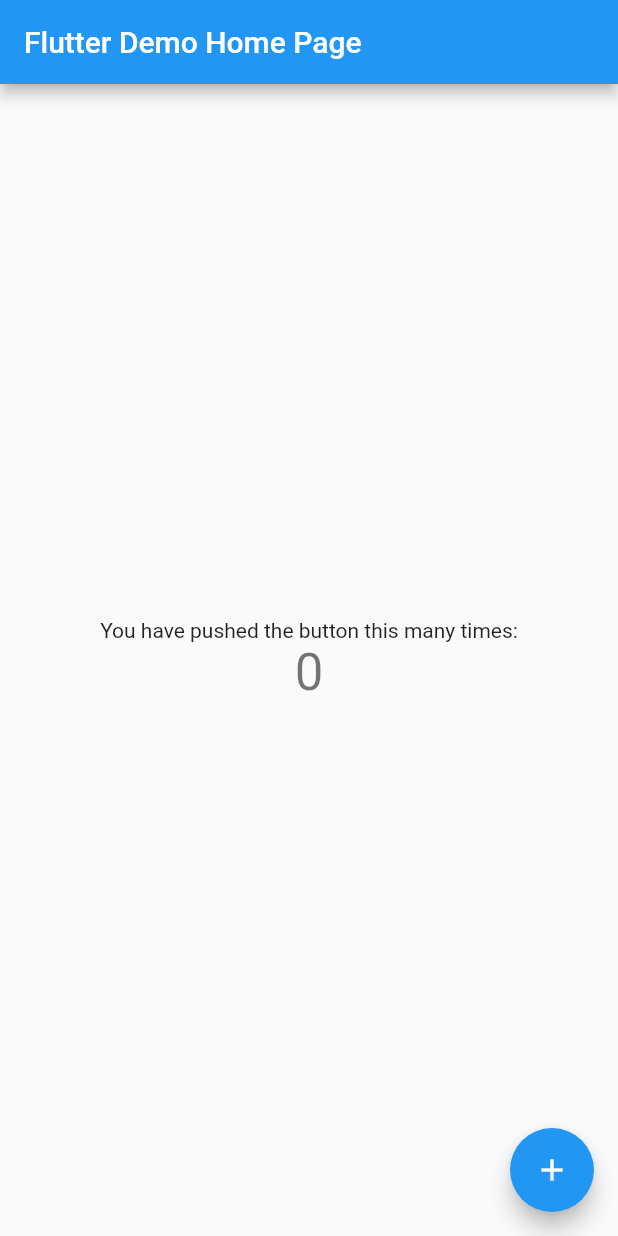
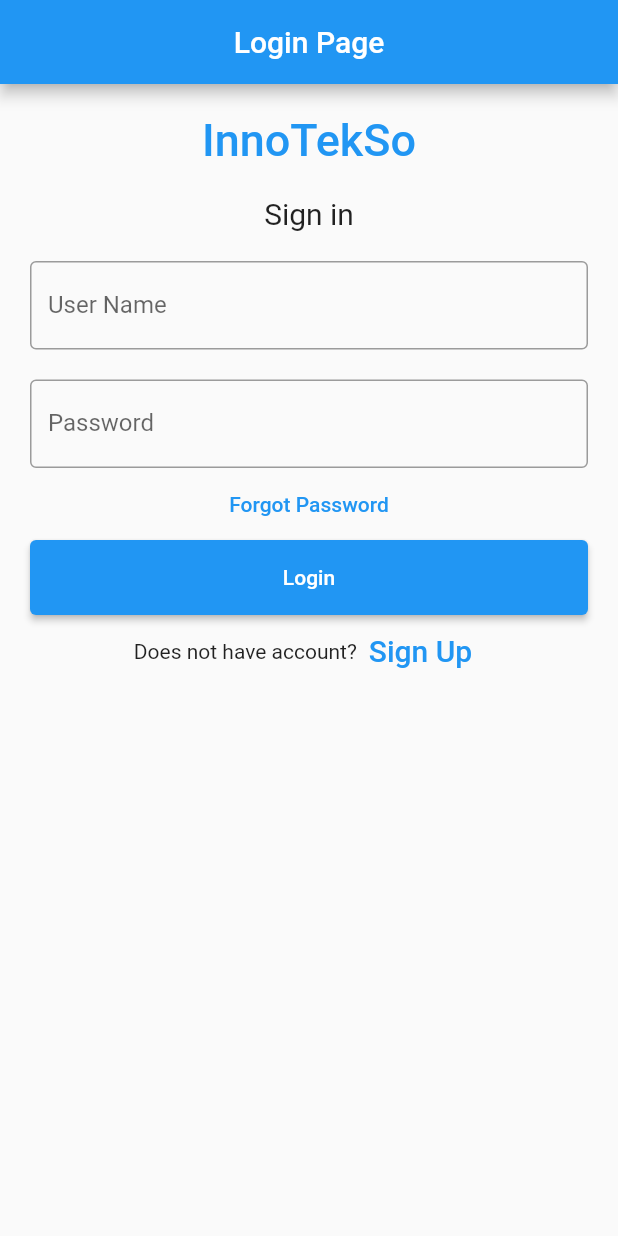
Before and after one commit to PeisoSimone/peiso-simone-module-4, a Flutter app: the screen it shows after launch, on a phone screen of 412 x 824 dp. Run offline on Flutter 3.47's test engine with Material 2 defaults, Android fonts, the phone set to English and light mode, and no system bars; our stand-ins replace video_player.

Commit message:
First Theme

```diff
--- /dev/null
+++ b/mtnapp4/lib/login_screen.dart
@@ -0,0 +1,115 @@
+import 'package:flutter/material.dart';
+import 'package:mtnapp4/dashboard_screen.dart';
+import 'package:mtnapp4/register_screen.dart';
+
+class LoginScreen extends StatelessWidget {
+  const LoginScreen({Key? key}) : super(key: key);
+
+  @override
+  Widget build(BuildContext context) {
+    return Scaffold(
+        appBar: AppBar(
+          title: const Text('Login Page'),
+          centerTitle: true,
+        ),
+        body: const MyStatefulWidget());
+  }
+}
+
+class MyStatefulWidget extends StatefulWidget {
+  const MyStatefulWidget({Key? key}) : super(key: key);
+
+  @override
+  State<MyStatefulWidget> createState() => _MyStatefulWidgetState();
+}
+
+class _MyStatefulWidgetState extends State<MyStatefulWidget> {
+  TextEditingController nameController = TextEditingController();
+  TextEditingController passwordController = TextEditingController();
+
+  get builder => null;
+
+  @override
+  Widget build(BuildContext context) {
+    return Padding(
+        padding: const EdgeInsets.all(10),
+        child: ListView(
+          children: <Widget>[
+            Container(
+                alignment: Alignment.center,
+                padding: const EdgeInsets.all(10),
+                child: const Text(
+                  'InnoTekSo',
+                  style: TextStyle(
+                      color: Colors.blue,
+                      fontWeight: FontWeight.w500,
+                      fontSize: 30),
+                )),
+            Container(
+                alignment: Alignment.center,
+                padding: const EdgeInsets.all(10),
+                child: const Text(
+                  'Sign in',
+                  style: TextStyle(fontSize: 20),
+                )),
+            Container(
+              padding: const EdgeInsets.all(10),
+              child: TextField(
+                controller: nameController,
+                decoration: const InputDecoration(
+                  border: OutlineInputBorder(),
+                  labelText: 'User Name',
+                ),
+              ),
+            ),
+            Container(
+              padding: const EdgeInsets.fromLTRB(10, 10, 10, 0),
+              child: TextField(
+                obscureText: true,
+                controller: passwordController,
+                decoration: const InputDecoration(
+                  border: OutlineInputBorder(),
+                  labelText: 'Password',
+                ),
+              ),
+            ),
+            TextButton(
+              onPressed: () {
+                //forgot password screen
+              },
+              child: const Text(
+                'Forgot Password',
+              ),
+            ),
+            Container(
+                height: 50,
+                padding: const EdgeInsets.fromLTRB(10, 0, 10, 0),
+                child: ElevatedButton(
+                  child: const Text('Login'),
+                  onPressed: () {
+                    Navigator.of(context).push(MaterialPageRoute(
+                        builder: (context) => DashboardScreen()));
+                    print(nameController.text);
+                    print(passwordController.text);
+                  },
+                )),
+            Row(
+              children: <Widget>[
+                const Text('Does not have account?'),
+                TextButton(
+                  child: const Text(
+                    'Sign Up',
+                    style: TextStyle(fontSize: 20),
+                  ),
+                  onPressed: () {
+                    Navigator.of(context).push(MaterialPageRoute(
+                        builder: (context) => RegisterScreen()));
+                  },
+                )
+              ],
+              mainAxisAlignment: MainAxisAlignment.center,
+            ),
+          ],
+        ));
+  }
+}
--- a/mtnapp4/lib/main.dart
+++ b/mtnapp4/lib/main.dart
@@ -1,4 +1,5 @@
 import 'package:flutter/material.dart';
+import 'package:mtnapp4/login_screen.dart';
 
 void main() {
   runApp(const MyApp());
@@ -11,96 +12,12 @@ class MyApp extends StatelessWidget {
   @override
   Widget build(BuildContext context) {
     return MaterialApp(
-      title: 'Flutter Demo',
+      debugShowCheckedModeBanner: false,
+      title: 'InnoTekSo',
       theme: ThemeData(
-        primarySwatch: Colors.blue,
-      ),
-      home: const MyHomePage(title: 'Flutter Demo Home Page'),
+          colorScheme: ColorScheme.fromSwatch(primarySwatch: Colors.blue)
+              .copyWith(secondary: Colors.amberAccent)),
+      home: const LoginScreen(),
     );
   }
 }
-
-class MyHomePage extends StatefulWidget {
-  const MyHomePage({Key? key, required this.title}) : super(key: key);
-
-  // This widget is the home page of your application. It is stateful, meaning
-  // that it has a State object (defined below) that contains fields that affect
-  // how it looks.
-
-  // This class is the configuration for the state. It holds the values (in this
-  // case the title) provided by the parent (in this case the App widget) and
-  // used by the build method of the State. Fields in a Widget subclass are
-  // always marked "final".
-
-  final String title;
-
-  @override
-  State<MyHomePage> createState() => _MyHomePageState();
-}
-
-class _MyHomePageState extends State<MyHomePage> {
-  int _counter = 0;
-
-  void _incrementCounter() {
-    setState(() {
-      // This call to setState tells the Flutter framework that something has
-      // changed in this State, which causes it to rerun the build method below
-      // so that the display can reflect the updated values. If we changed
-      // _counter without calling setState(), then the build method would not be
-      // called again, and so nothing would appear to happen.
-      _counter++;
-    });
-  }
-
-  @override
-  Widget build(BuildContext context) {
-    // This method is rerun every time setState is called, for instance as done
-    // by the _incrementCounter method above.
-    //
-    // The Flutter framework has been optimized to make rerunning build methods
-    // fast, so that you can just rebuild anything that needs updating rather
-    // than having to individually change instances of widgets.
-    return Scaffold(
-      appBar: AppBar(
-        // Here we take the value from the MyHomePage object that was created by
-        // the App.build method, and use it to set our appbar title.
-        title: Text(widget.title),
-      ),
-      body: Center(
-        // Center is a layout widget. It takes a single child and positions it
-        // in the middle of the parent.
-        child: Column(
-          // Column is also a layout widget. It takes a list of children and
-          // arranges them vertically. By default, it sizes itself to fit its
-          // children horizontally, and tries to be as tall as its parent.
-          //
-          // Invoke "debug painting" (press "p" in the console, choose the
-          // "Toggle Debug Paint" action from the Flutter Inspector in Android
-          // Studio, or the "Toggle Debug Paint" command in Visual Studio Code)
-          // to see the wireframe for each widget.
-          //
-          // Column has various properties to control how it sizes itself and
-          // how it positions its children. Here we use mainAxisAlignment to
-          // center the children vertically; the main axis here is the vertical
-          // axis because Columns are vertical (the cross axis would be
-          // horizontal).
-          mainAxisAlignment: MainAxisAlignment.center,
-          children: <Widget>[
-            const Text(
-              'You have pushed the button this many times:',
-            ),
-            Text(
-              '$_counter',
-              style: Theme.of(context).textTheme.headline4,
-            ),
-          ],
-        ),
-      ),
-      floatingActionButton: FloatingActionButton(
-        onPressed: _incrementCounter,
-        tooltip: 'Increment',
-        child: const Icon(Icons.add),
-      ), // This trailing comma makes auto-formatting nicer for build methods.
-    );
-  }
-}
--- a/mtnapp4/pubspec.yaml
+++ b/mtnapp4/pubspec.yaml
@@ -34,6 +34,7 @@ dependencies:
   # The following adds the Cupertino Icons font to your application.
   # Use with the CupertinoIcons class for iOS style icons.
   cupertino_icons: ^1.0.2
+  video_player: ^2.4.4
 
 dev_dependencies:
   flutter_test:
```
Also changed, not shown: mtnapp4/lib/dashboard_screen.dart (added, +67 -0 lines), mtnapp4/lib/gallery_screen.dart (added, +15 -0 lines), mtnapp4/lib/other_screen.dart (added, +15 -0 lines), mtnapp4/lib/register_screen.dart (added, +143 -0 lines), mtnapp4/lib/splash_screen.dart (added, +29 -0 lines), mtnapp4/lib/user_profile_screen.dart (added, +16 -0 lines), mtnapp4/pubspec.lock.
